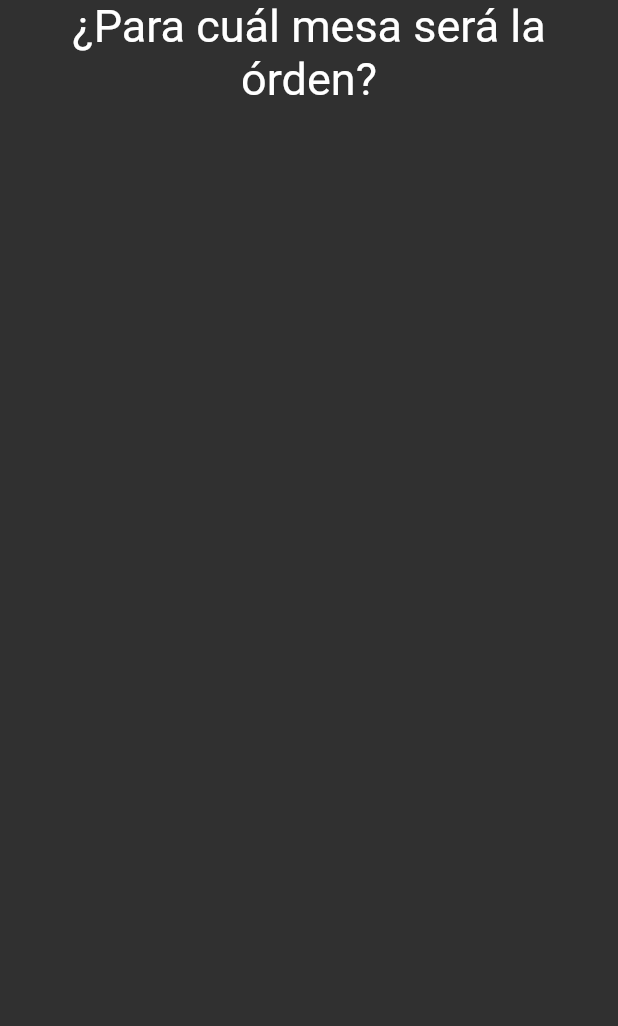
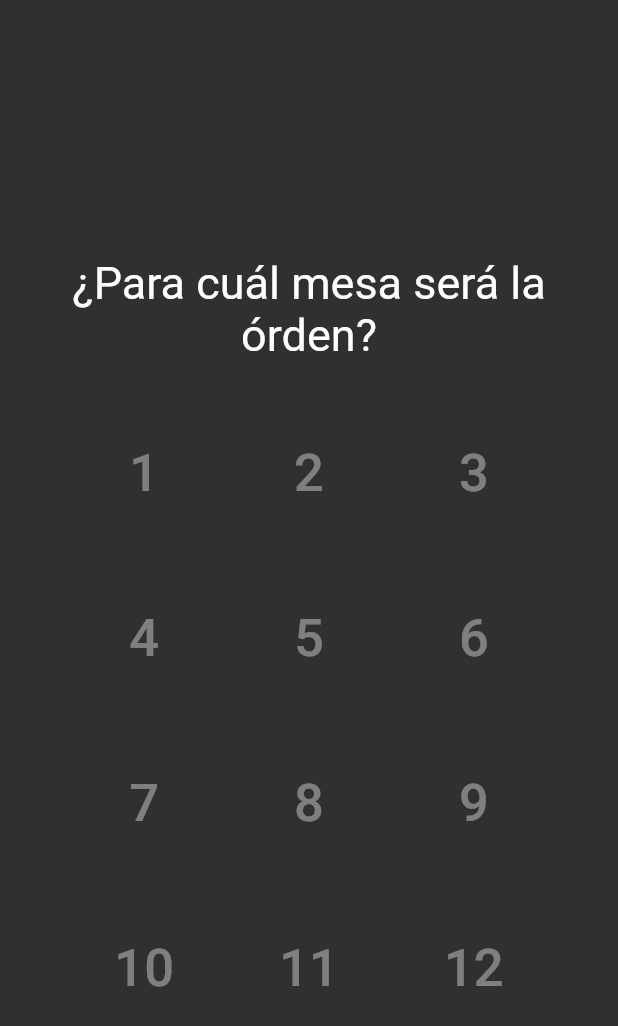
Before and after one commit to Aaron-Uriel/frontend, a Flutter app: the screen it shows after launch, on a phone screen of 412 x 824 dp. Shown: the top 1026 px of the screen. Run offline on Flutter 3.47's test engine with Material 2 defaults, Android fonts, the phone set to English and light mode, and no system bars.

Commit message:
Definir un poco como será la interface

```diff
--- a/lib/main.dart
+++ b/lib/main.dart
@@ -1,13 +1,16 @@
 import 'package:flutter/material.dart';
+import 'package:http/http.dart' as http;
+import 'dart:convert';
 
 const double title_size = 30;
+const double button_text_size = 35;
+const String base_url = 'http://192.168.1.7:8080';
 
 void main() {
     runApp(MyApp());
 }
 
 class MyApp extends StatelessWidget {
-  // This widget is the root of your application.
     @override
     Widget build(BuildContext context) {
         return MaterialApp(
@@ -31,26 +34,40 @@ class MyHomePage extends StatefulWidget {
 }
 
 class _MyHomePageState extends State<MyHomePage> {
-  int _counter = 0;
-
-  void _incrementCounter() {
-    setState(() {
-      _counter++;
-    });
-  }
 
   @override
   Widget build(BuildContext context) {
     return SafeArea(
         child: Scaffold(
             body: Column(
+                mainAxisAlignment: MainAxisAlignment.center,
+                crossAxisAlignment: CrossAxisAlignment.center,
                 children: [
                     Center(
+                        child: Padding(
+                            padding: EdgeInsets.only(top: 20, bottom: 20),
                             child: Text(
                             '¿Para cuál mesa será la órden?',
                             style: TextStyle(fontSize: title_size),
                             textAlign: TextAlign.center,
-                        )
+                            ),
+                        ),
+                    ),
+                    SizedBox(
+                        height: MediaQuery.of(context).size.height * 0.50,
+                        width: MediaQuery.of(context).size.width * 0.80,
+                        child: GridView.count(
+                            crossAxisCount: 3,
+                            children: List.generate(18, (index) {
+                                return TextButton(
+                                    child: Text(
+                                        '${index+1}',
+                                        style: TextStyle(fontSize: button_text_size),
+                                    ),
+                                    onPressed: null,
+                                );
+                            }),
+                        ),
                     ),
                 ],
             ),
@@ -58,3 +75,13 @@ class _MyHomePageState extends State<MyHomePage> {
     );
   }
 }
+
+class Table {
+    final int id;
+    final bool is_occupied;
+
+    Table({
+        required this.id,
+        required this.is_occupied,
+    });
+}
--- a/pubspec.yaml
+++ b/pubspec.yaml
@@ -28,6 +28,7 @@ dependencies:
   # The following adds the Cupertino Icons font to your application.
   # Use with the CupertinoIcons class for iOS style icons.
   cupertino_icons: ^1.0.2
+  http: ^0.13.3
 
 dev_dependencies:
   flutter_test:
```
Also changed, not shown: pubspec.lock. Lines whose indentation alone changed are shown as unchanged.
